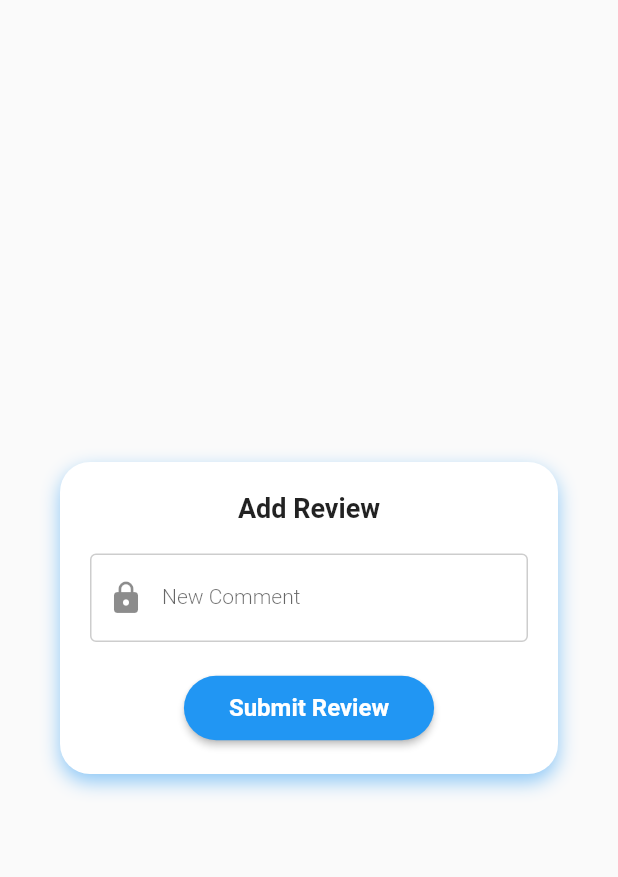
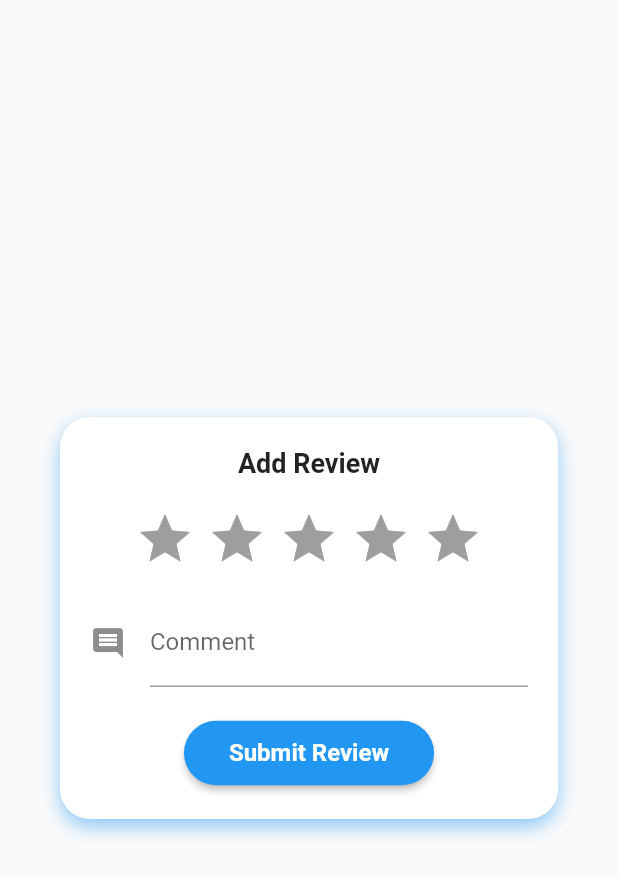
Before and after one commit to Yishak123-sol/school-app, a Flutter app: the AlertForm widget shown alone on an empty page, opened directly, after a tap on "Submit Review", on a phone screen of 412 x 824 dp. Shown: the top 877 px of the screen. Run offline on Flutter 3.47's test engine with Material 2 defaults, Android fonts, the phone set to English and light mode, and no system bars; drawn by our look-alikes of flutter_rating_bar; our stand-ins replace introduction_screen; Roboto replaces fonts that are missing (Poppins).

Commit message:
add reviw is implemnted

```diff
--- a/lib/Pages/student_review_add_page.dart
+++ b/lib/Pages/student_review_add_page.dart
@@ -1,4 +1,5 @@
 import 'package:flutter/material.dart';
+import 'package:flutter_rating_bar/flutter_rating_bar.dart';
 import 'package:school_app/util/widgets.dart';
 
 class ReviewADD extends StatefulWidget {
@@ -155,6 +156,9 @@ class AlertForm extends StatefulWidget {
 }
 
 class _AlertFormState extends State<AlertForm> {
+  double ratingValue = 0.0;
+  TextEditingController commentController = TextEditingController();
+
   @override
   Widget build(BuildContext context) {
     return Dialog(
@@ -193,13 +197,33 @@ class _AlertFormState extends State<AlertForm> {
             ),
           ),
           const SizedBox(height: 20),
-          InputBox(
-            inputLabel: "New Comment",
-            placeHolder: "Enter your Comment.",
-            update: (value) {
-              // Handle password update logic here
+          // Add Rating widget
+          RatingBar.builder(
+            initialRating: ratingValue,
+            minRating: 0,
+            direction: Axis.horizontal,
+            allowHalfRating: true,
+            itemCount: 5,
+            itemPadding: EdgeInsets.symmetric(horizontal: 4.0),
+            itemBuilder: (context, _) => Icon(
+              Icons.star,
+              color: Colors.amber,
+            ),
+            onRatingUpdate: (rating) {
+              setState(() {
+                ratingValue = rating;
+              });
             },
-            icon: Icon(Icons.lock),
+          ),
+          const SizedBox(height: 20),
+          // Add TextField for comment
+          TextField(
+            controller: commentController,
+            decoration: InputDecoration(
+              labelText: "Comment",
+              hintText: "Enter your comment.",
+              icon: Icon(Icons.comment),
+            ),
           ),
           const SizedBox(height: 20),
           ElevatedButton(
@@ -211,7 +235,10 @@ class _AlertFormState extends State<AlertForm> {
               ),
             ),
             onPressed: () {
-              // Handle the password update action
+              // Handle the review submission
+              final comment = commentController.text;
+              print("Rating: $ratingValue");
+              print("Comment: $comment");
             },
             child: Text(
               'Submit Review',
--- a/pubspec.yaml
+++ b/pubspec.yaml
@@ -37,6 +37,7 @@ dependencies:
   cupertino_icons: ^1.0.2
   introduction_screen: ^3.1.12
   intl: ^0.18.1
+  flutter_rating_bar: ^4.0.1
 
 dev_dependencies:
   flutter_test:
```
Also changed, not shown: pubspec.lock.
